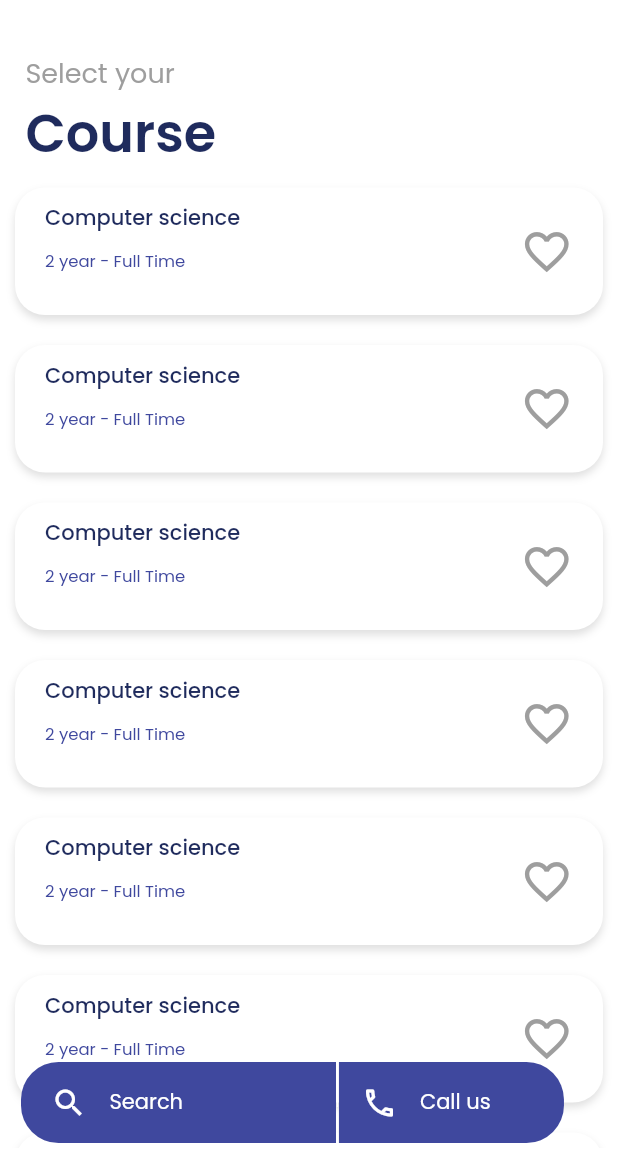
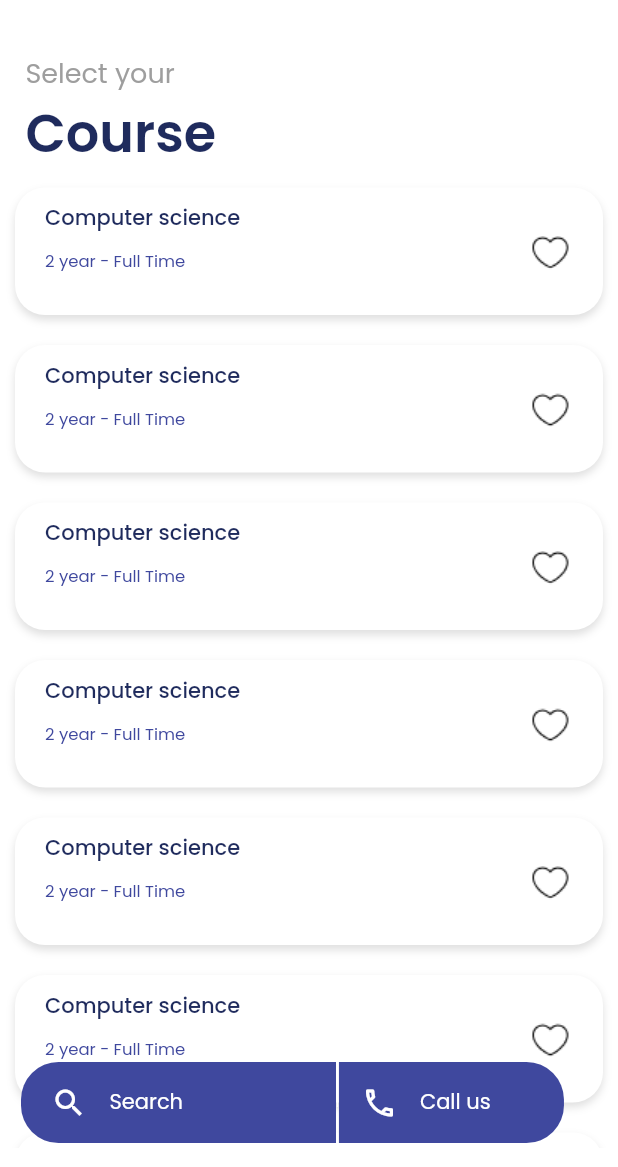
Before and after one commit to richeib/eduzet1, a Flutter app: the CourseSelection screen opened directly, on a phone screen of 412 x 824 dp, the part 69-1236 px from its top. Run offline on Flutter 3.47's test engine with Material 2 defaults, Android fonts, the phone set to English and light mode, and no system bars; our stand-ins replace animated_text_kit, carousel_slider, flutter_rating_bar, google_fonts, google_nav_bar, introduction_screen and 4 more.

Commit message:
new_update4

```diff
--- a/lib/main.dart
+++ b/lib/main.dart
@@ -1,4 +1,5 @@
 import 'package:eduzet/utill/routes.dart';
+import 'package:eduzet/view/test/textchange.dart';
 import 'package:flutter/material.dart';
 import 'package:google_fonts/google_fonts.dart';
 import 'package:responsive_sizer/responsive_sizer.dart';
@@ -24,7 +25,7 @@ class MyApp extends StatelessWidget {
             ),
             primarySwatch: Colors.blue,
           ),
-          // home: IntroductionScreen()
+          // home: MyWindowsLinearProgressIndicator()
           initialRoute: '/',
           onGenerateRoute: RouteGenerator.generatorRoute,
         );
--- a/lib/view/course_selection.dart
+++ b/lib/view/course_selection/course_selection.dart
@@ -13,7 +13,16 @@ class CourseSelection extends StatefulWidget {
 }
 
 class _CourseSelectionState extends State<CourseSelection> {
-  bool _isFavorited = true;
+  List<bool> isLikedList = List.generate(20, (index) => false);
+
+  void toggleLike(int index) {
+    setState(
+      () {
+        isLikedList[index] = !isLikedList[index];
+      },
+    );
+  }
+
   @override
   Widget build(BuildContext context) {
     return Scaffold(
@@ -141,21 +150,20 @@ class _CourseSelectionState extends State<CourseSelection> {
                               //   color: Colors.grey,
                               // ),
                               // Image.asset('assets/Like.png')
-                              IconButton(
-                                padding: const EdgeInsets.all(0),
-                                alignment: Alignment.centerRight,
-                                icon: (_isFavorited
-                                    ? const Icon(
-                                        Icons.favorite_border_outlined,
-                                        size: 35,
-                                      )
-                                    : const Icon(
-                                        Icons.favorite,
-                                        size: 35,
-                                      )),
-                                color: Colors.grey,
-                                onPressed: _toggleFavorite,
-                              ),
+                              GestureDetector(
+                                onTap: () {
+                                  setState(() {
+                                    toggleLike(index);
+                                  });
+                                },
+                                child: isLikedList[index]
+                                    ? Image.asset(width: 30, height: 30, 'assets/liked.png')
+                                    : Image.asset(
+                                        width: 30,
+                                        height: 30,
+                                        'assets/Like.png',
+                                      ),
+                              )
                             ],
                           )
                         ],
@@ -237,14 +245,4 @@ class _CourseSelectionState extends State<CourseSelection> {
       ),
     );
   }
-
-  void _toggleFavorite() {
-    setState(() {
-      if (_isFavorited) {
-        _isFavorited = false;
-      } else {
-        _isFavorited = true;
-      }
-    });
-  }
 }
--- a/lib/view/otp_screen.dart
+++ b/lib/view/otp_screen.dart
@@ -90,7 +90,7 @@ class OtpScreen extends StatelessWidget {
             ),
             CustomButton(
               onTap: () {
-                Navigator.push(context, MaterialPageRoute(builder: (context) => opt()));
+                Navigator.pushNamed(context, 'otp');
               },
               btnTxt: "GET OTP",
             ),
--- a/lib/view/otp_send_screen.dart
+++ b/lib/view/otp_send_screen.dart
@@ -6,14 +6,14 @@ import 'package:flutter/material.dart';
 import 'package:google_fonts/google_fonts.dart';
 import 'package:pinput/pinput.dart';
 
-class opt extends StatefulWidget {
+class Otp extends StatefulWidget {
   @override
-  State<opt> createState() => _optState();
+  State<Otp> createState() => _OtpState();
   @override
   String toStringShort() => 'With Bottom Cursor';
 }
 
-class _optState extends State<opt> {
+class _OtpState extends State<Otp> {
   final controller = TextEditingController();
   final focusNode = FocusNode();
 
--- a/lib/view/program_selection.dart
+++ b/lib/view/program_selection.dart
@@ -99,21 +99,21 @@ class _ProgramselectionState extends State<Programselection> {
                 ),
                 CustomButton1(
                   onTap: () {
-                    Navigator.push(context, MaterialPageRoute(builder: (context) => const selectLocation()));
+                    Navigator.push(context, MaterialPageRoute(builder: (context) => const SelectLocation()));
                   },
                   btnTxta: "Under Graduation",
                   btnTxta1: '3-4 years course',
                 ),
                 CustomButton1(
                   onTap: () {
-                    Navigator.push(context, MaterialPageRoute(builder: (context) => const selectLocation()));
+                    Navigator.push(context, MaterialPageRoute(builder: (context) => const SelectLocation()));
                   },
                   btnTxta: "Post Graduation",
                   btnTxta1: '2-3 years course',
                 ),
                 CustomButton1(
                   onTap: () {
-                    Navigator.push(context, MaterialPageRoute(builder: (context) => selectLocation()));
+                    Navigator.push(context, MaterialPageRoute(builder: (context) => SelectLocation()));
                   },
                   btnTxta: "Diploma program",
                   btnTxta1: '3-4 years course',
--- a/lib/view/select_location.dart
+++ b/lib/view/select_location.dart
@@ -6,8 +6,8 @@ import 'package:eduzet/widgets/custom_button.dart';
 import 'package:flutter/material.dart';
 import 'package:google_fonts/google_fonts.dart';
 
-class selectLocation extends StatelessWidget {
-  const selectLocation({super.key});
+class SelectLocation extends StatelessWidget {
+  const SelectLocation({super.key});
 
   @override
   Widget build(BuildContext context) {
--- a/lib/view/stream_selection.dart
+++ b/lib/view/stream_selection.dart
@@ -1,5 +1,5 @@
 import 'package:eduzet/utill/dimensions.dart';
-import 'package:eduzet/view/course_selection.dart';
+import 'package:eduzet/view/course_selection/course_selection.dart';
 import 'package:eduzet/view/tprofile.dart';
 import 'package:eduzet/utill/colour.dart';
 import 'package:eduzet/widgets/custom_button.dart';
```
Also changed, not shown: lib/utill/routes.dart (+14 -12 lines), lib/view/introduction_screen/introduction_screen.dart (+1 -6 lines), 1 other file.
